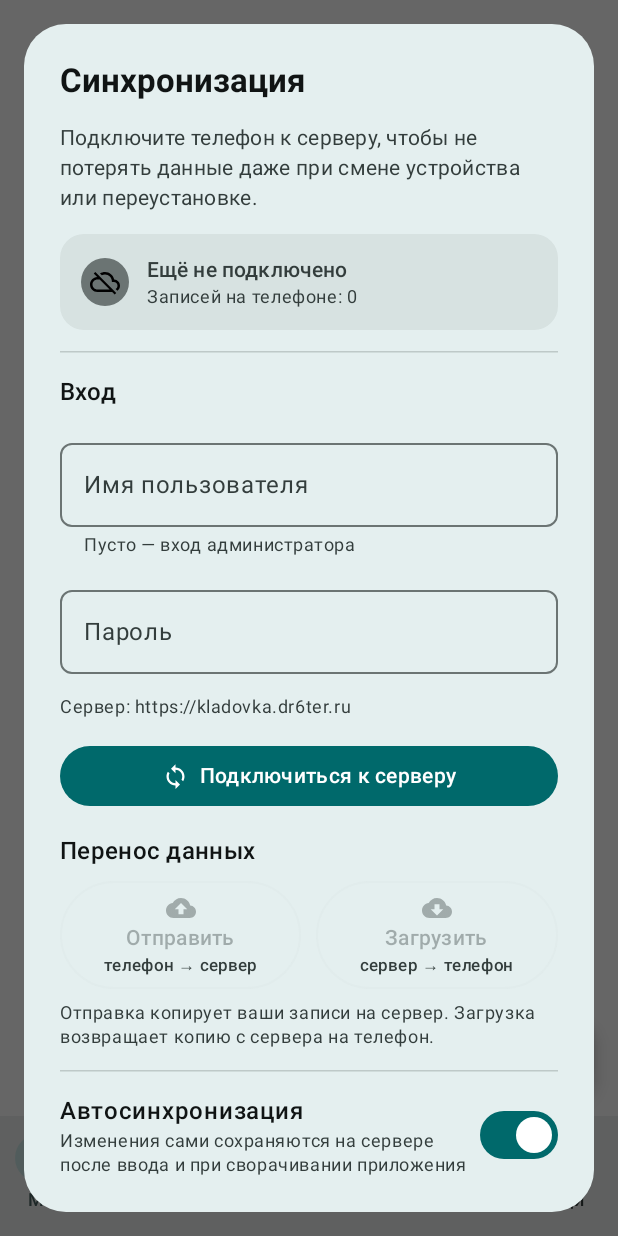
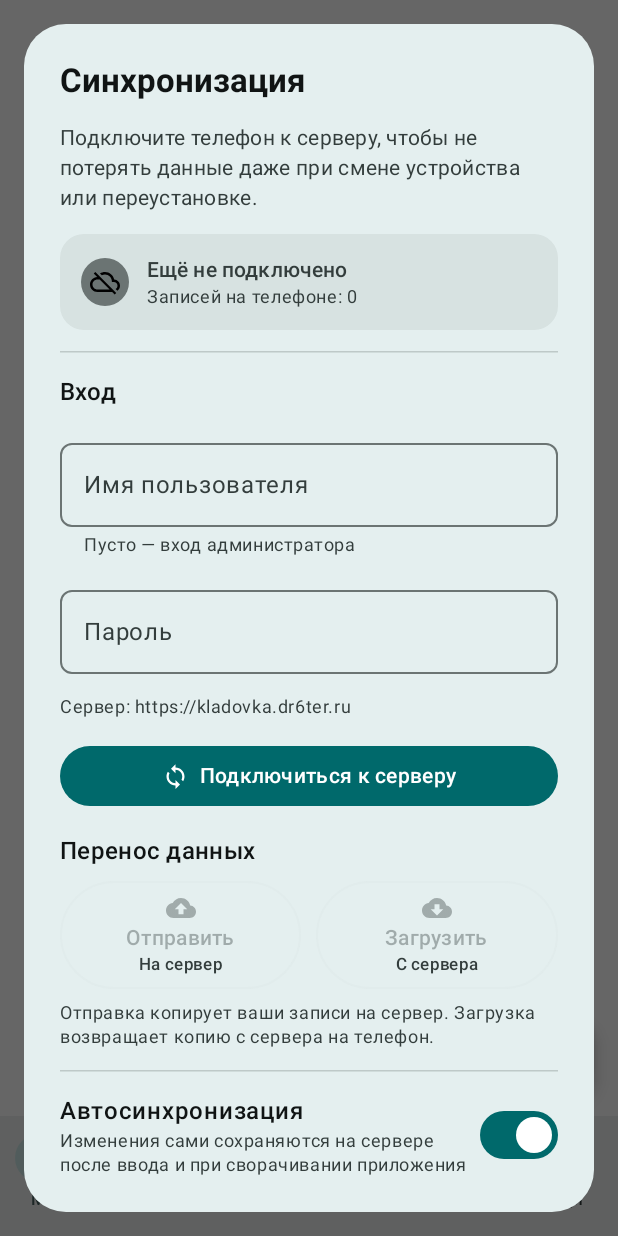
Before and after one commit to ByteMe74/Kladovka, an Android app built with Jetpack Compose: the screen it shows after launch (MainActivity), after a tap on "Синхронизация с сервером", on a phone screen of 412 x 824 dp. Run offline under Robolectric (Android 15) with nearby library versions, the light colour scheme and no system bars; our stand-ins replace Room's generated code; pictures from the network do not load; 1 statement that could not run was skipped.

Commit message:
Fix three words broken by narrow layouts, found by running the app
The emulator came up after all - WMI reported virtualization disabled while
Hyper-V was plainly running (vmcompute and HvHost both up, \"a hypervisor has
been detected\"). That was my error and it cost us months of untested app: the
APK had been built, signed and had its md5 verified against the server, and had
never once been started.

Once it ran, three things looked broken on a 411dp screen, which is what most
phones have:

The bottom bar holds five tabs, about 82dp each. \"Контейнеры\" did not fit: it
wrapped onto two lines, the bar grew taller, and \"Вещи\" at the right edge was
clipped. Word wrapping inside a tab label is not a cosmetic issue - the label
stops reading as one word.

In the sync dialog, half an AlertDialog minus the default button padding could
not fit \"Отправить\" either, and it broke mid-word: \"Отправи\" / \"ть\". Half a
word on a button looks like a broken app rather than a tight one.

Worse, the direction captions \"телефон -> сервер\" and \"сервер -> телефон\" were
longer than the buttons themselves and visibly spilled outside their borders.
Shortened to \"На сервер\" and \"Сервера\"; the sentence below the row already
explains both directions in full.

Fixes are padding and maxLines, not rewording - except the captions, which had
no room at any size. Kept \"Контейнеры\" rather than shortening it, since the
rest of the app calls them that in seven places.

Verified by looking: reinstalled1.49 over the running copy each time and read
the screen. Also confirmed the app actually works - created a place, saw it
saved with the badge counting it, exported a backup and pulled it off the
device: valid JSON, the place in it, empty arrays for the rest. No exceptions in
logcat for the whole session.

Also worth knowing, now written into BUILD.md: updating over1.46 fails with
INSTALL_FAILED_UPDATE_INCOMPATIBLE, which is the lost signing key and exactly
what the download page warns about. Release builds refuse run-as, so the
database cannot be inspected that way - the export file is the way in. And taps
need coordinates from uiautomator, not from the screenshot: the screenshot is
downscaled on display, so my taps from it landed on nothing.

```diff
--- a/android/app/src/main/java/ru/kladovka/ui/MainScreen.kt
+++ b/android/app/src/main/java/ru/kladovka/ui/MainScreen.kt
@@ -317,6 +317,23 @@ fun MainScreen(
                 )
             },
         bottomBar = {
+            // Пять вкладок на экране в 411dp — это примерно по 82dp на вкладку,
+            // и «Контейнеры» в стандартном labelMedium не помещался: подпись
+            // переносилась на две строки («Контейнер» / «ы»), панель становилась
+            // выше, а «Вещи» справа обрезалась. Замечено на эмуляторе.
+            //
+            // Поэтому у всех подписей запрещён перенос, а кегль уменьшен до
+            // labelSmall. Слова не меняем: «Контейнеры» — то самое название, что
+            // и в остальном приложении (7 упоминаний), одна вкладка с другим
+            // словом сбивала бы с толку.
+            val navLabel = @Composable { text: String ->
+                Text(
+                    text,
+                    style = MaterialTheme.typography.labelSmall,
+                    maxLines = 1,
+                    softWrap = false
+                )
+            }
             NavigationBar {
                 NavigationBarItem(
                     selected = tabIndex == 0,
@@ -326,7 +343,7 @@ fun MainScreen(
                             Icon(Icons.Filled.Place, null)
                         }
                     },
-                    label = { Text("Места") }
+                    label = { navLabel("Места") }
                 )
                 NavigationBarItem(
                     selected = tabIndex == 1,
@@ -336,7 +353,7 @@ fun MainScreen(
                             Icon(Icons.Filled.Layers, null)
                         }
                     },
-                    label = { Text("Стеллажи") }
+                    label = { navLabel("Стеллажи") }
                 )
                 NavigationBarItem(
                     selected = tabIndex == 2,
@@ -346,7 +363,7 @@ fun MainScreen(
                             Icon(Icons.Filled.Layers, null)
                         }
                     },
-                    label = { Text("Полки") }
+                    label = { navLabel("Полки") }
                 )
                 NavigationBarItem(
                     selected = tabIndex == 3,
@@ -356,7 +373,7 @@ fun MainScreen(
                             Icon(Icons.Filled.Archive, null)
                         }
                     },
-                    label = { Text("Контейнеры") }
+                    label = { navLabel("Контейнеры") }
                 )
                 NavigationBarItem(
                     selected = tabIndex == 4,
@@ -366,7 +383,7 @@ fun MainScreen(
                             Icon(Icons.Filled.Inventory2, null)
                         }
                     },
-                    label = { Text("Вещи") }
+                    label = { navLabel("Вещи") }
                 )
             }
         },
--- a/android/app/src/main/java/ru/kladovka/ui/SyncDialog.kt
+++ b/android/app/src/main/java/ru/kladovka/ui/SyncDialog.kt
@@ -7,6 +7,7 @@ import androidx.compose.foundation.background
 import androidx.compose.foundation.layout.Arrangement
 import androidx.compose.foundation.layout.Box
 import androidx.compose.foundation.layout.Column
+import androidx.compose.foundation.layout.PaddingValues
 import androidx.compose.foundation.layout.Row
 import androidx.compose.foundation.layout.fillMaxWidth
 import androidx.compose.foundation.layout.imePadding
@@ -254,15 +255,27 @@ fun SyncDialog(vm: AppViewModel, onDismiss: () -> Unit) {
                                 showPushConfirm = true
                             },
                             enabled = synced && !busy,
+                            // Половина ширины узкого AlertDialog минус стандартные
+                            // отступы кнопки не вмещали «Отправить»: слово рвалось
+                            // посередине на «Отправи» / «ть», и кнопка выглядела
+                            // сломанной. Замечено на эмуляторе.
+                            contentPadding = PaddingValues(horizontal = 6.dp, vertical = 8.dp),
                             modifier = Modifier.weight(1f)
                         ) {
                             Column(horizontalAlignment = Alignment.CenterHorizontally) {
                                 Icon(Icons.Filled.CloudUpload, null, Modifier.size(20.dp))
-                                Text("Отправить")
+                                Text("Отправить", maxLines = 1, softWrap = false)
+                                // Подпись с направлением короче прежней: «телефон →
+                                // сервер» не помещалась в половину узкого диалога и
+                                // вылезала за кнопку. Стрелка и слово «На» читаются
+                                // однозначно, а смысл («куда» подразумевается из
+                                // подписи под рядом) уже объяснён строкой ниже.
                                 Text(
-                                    "телефон → сервер",
+                                    "На сервер",
                                     style = MaterialTheme.typography.labelSmall,
-                                    color = MaterialTheme.colorScheme.onSurfaceVariant
+                                    color = MaterialTheme.colorScheme.onSurfaceVariant,
+                                    maxLines = 1,
+                                    softWrap = false
                                 )
                             }
                         }
@@ -272,15 +285,18 @@ fun SyncDialog(vm: AppViewModel, onDismiss: () -> Unit) {
                                 showPullConfirm = true
                             },
                             enabled = synced && !busy,
+                            contentPadding = PaddingValues(horizontal = 6.dp, vertical = 8.dp),
                             modifier = Modifier.weight(1f)
                         ) {
                             Column(horizontalAlignment = Alignment.CenterHorizontally) {
                                 Icon(Icons.Filled.CloudDownload, null, Modifier.size(20.dp))
-                                Text("Загрузить")
+                                Text("Загрузить", maxLines = 1, softWrap = false)
                                 Text(
-                                    "сервер → телефон",
+                                    "С сервера",
                                     style = MaterialTheme.typography.labelSmall,
-                                    color = MaterialTheme.colorScheme.onSurfaceVariant
+                                    color = MaterialTheme.colorScheme.onSurfaceVariant,
+                                    maxLines = 1,
+                                    softWrap = false
                                 )
                             }
                         }
@@ -501,6 +517,15 @@ fun SyncDialog(vm: AppViewModel, onDismiss: () -> Unit) {
                         enabled = !busy,
                         modifier = Modifier.fillMaxWidth()
                     )
+                    // Ряд из двух кнопок: AlertDialog на телефоне уже узкий, места
+                    // по половине на каждую не хватало, и «Дать доступ»
+                    // переносилась на две строки — кнопки получались разной
+                    // высоты. Замечено на эмуляторе.
+                    //
+                    // Уменьшаем внутренние отступы и запрещаем перенос: слова
+                    // оставляем как есть, потому что раздел уже называется
+                    // «Совместный доступ» и «Отозвать» без «доступ» читается
+                    // как отзыв самой учётной записи, а не доступа.
                     Row(Modifier.fillMaxWidth(), horizontalArrangement = Arrangement.spacedBy(10.dp)) {
                         OutlinedButton(
                             onClick = { vm.shareWith(shareUsername) { ok, msg ->
@@ -508,16 +533,18 @@ fun SyncDialog(vm: AppViewModel, onDismiss: () -> Unit) {
                                 if (ok) { shareUsername = ""; refreshShares() }
                             } },
                             enabled = shareUsername.isNotBlank() && !busy,
+                            contentPadding = PaddingValues(horizontal = 8.dp, vertical = 8.dp),
                             modifier = Modifier.weight(1f)
-                        ) { Text("Дать доступ") }
+                        ) { Text("Дать доступ", maxLines = 1, softWrap = false) }
                         OutlinedButton(
                             onClick = { vm.unshareWith(shareUsername) { ok, msg ->
                                 shareMessage = friendlyMessage(msg)
                                 if (ok) { shareUsername = ""; refreshShares() }
                             } },
                             enabled = shareUsername.isNotBlank() && !busy,
+                            contentPadding = PaddingValues(horizontal = 8.dp, vertical = 8.dp),
                             modifier = Modifier.weight(1f)
-                        ) { Text("Отозвать") }
+                        ) { Text("Отозвать", maxLines = 1, softWrap = false) }
                     }
                     shareMessage?.let {
                         Text(it, style = MaterialTheme.typography.bodySmall, color = MaterialTheme.colorScheme.primary)
```
Also changed, not shown: 1 other file.
